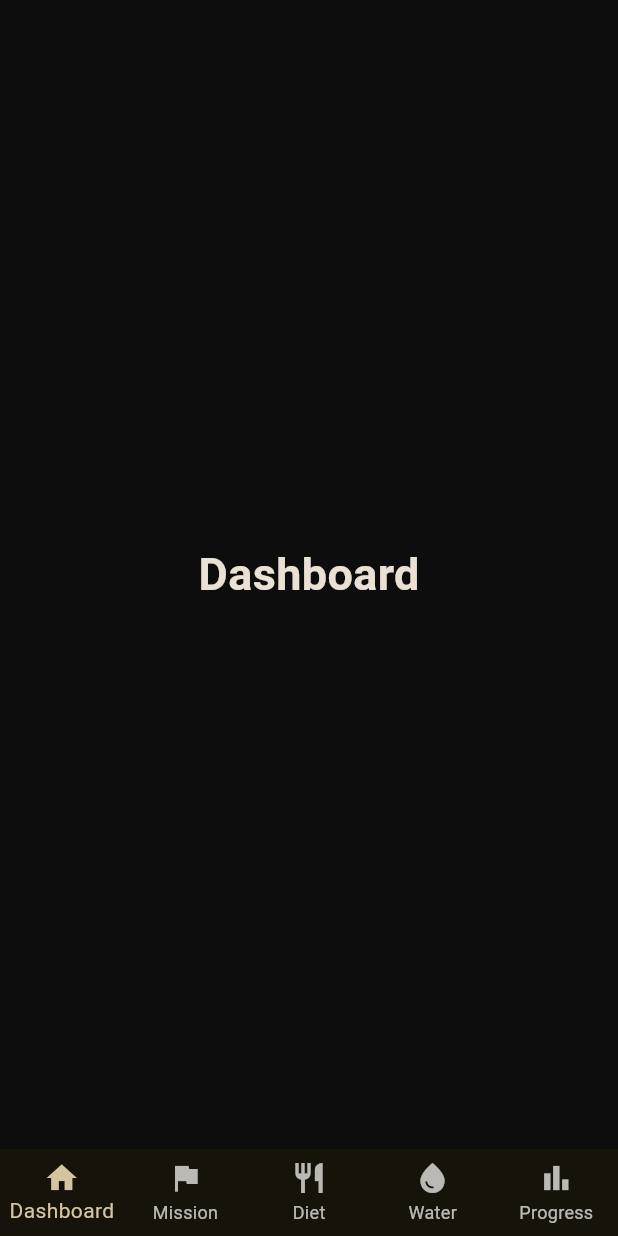
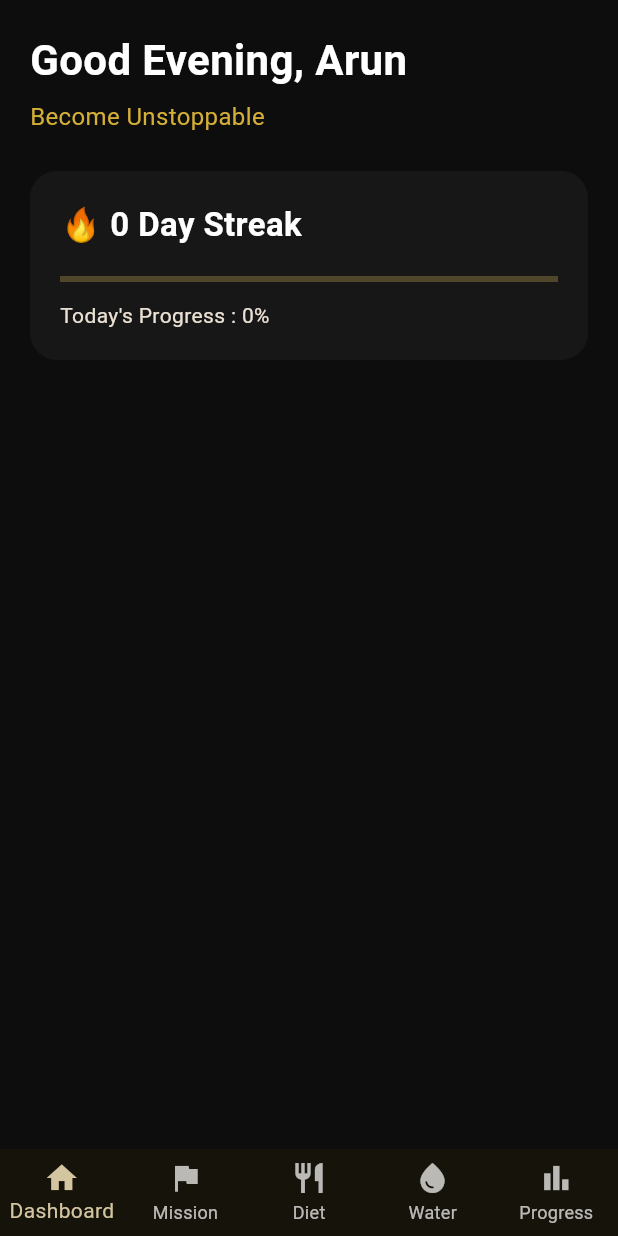
Before and after one commit to Arunnithis/shadyos, a Flutter app: the screen it shows after launch, on a phone screen of 412 x 824 dp. Run offline on Flutter 3.47's test engine with Material 3 defaults, Android fonts, the phone set to English and light mode, and no system bars.

Commit message:
Build dashboard UI foundation

```diff
--- /dev/null
+++ b/lib/core/widgets/dashboard_card.dart
@@ -0,0 +1,21 @@
+import 'package:flutter/material.dart';
+import 'package:shady_os/core/theme/app_colors.dart';
+
+class DashboardCard extends StatelessWidget {
+  final Widget child;
+
+  const DashboardCard({super.key, required this.child});
+
+  @override
+  Widget build(BuildContext context) {
+    return Container(
+      width: double.infinity,
+      padding: const EdgeInsets.all(20),
+      decoration: BoxDecoration(
+        color: AppColors.card,
+        borderRadius: BorderRadius.circular(18),
+      ),
+      child: child,
+    );
+  }
+}
--- a/lib/features/dashboard/screens/dashboard_screen.dart
+++ b/lib/features/dashboard/screens/dashboard_screen.dart
@@ -1,15 +1,63 @@
 import 'package:flutter/material.dart';
+import 'package:shady_os/core/theme/app_colors.dart';
+import 'package:shady_os/core/widgets/dashboard_card.dart';
 
 class DashboardScreen extends StatelessWidget {
   const DashboardScreen({super.key});
 
   @override
   Widget build(BuildContext context) {
-    return const Scaffold(
-      body: Center(
-        child: Text(
-          'Dashboard',
-          style: TextStyle(fontSize: 30, fontWeight: FontWeight.bold),
+    return SafeArea(
+      child: Scaffold(
+        backgroundColor: AppColors.background,
+        body: Padding(
+          padding: const EdgeInsets.all(20),
+          child: Column(
+            crossAxisAlignment: CrossAxisAlignment.start,
+            children: [
+              const Text(
+                "Good Evening, Arun",
+                style: TextStyle(
+                  color: AppColors.white,
+                  fontSize: 28,
+                  fontWeight: FontWeight.bold,
+                ),
+              ),
+
+              const SizedBox(height: 6),
+
+              const Text(
+                "Become Unstoppable",
+                style: TextStyle(color: AppColors.gold, fontSize: 16),
+              ),
+
+              const SizedBox(height: 25),
+
+              DashboardCard(
+                child: Column(
+                  crossAxisAlignment: CrossAxisAlignment.start,
+                  children: const [
+                    Text(
+                      "🔥 0 Day Streak",
+                      style: TextStyle(
+                        color: AppColors.white,
+                        fontSize: 22,
+                        fontWeight: FontWeight.bold,
+                      ),
+                    ),
+
+                    SizedBox(height: 18),
+
+                    LinearProgressIndicator(value: 0),
+
+                    SizedBox(height: 12),
+
+                    Text("Today's Progress : 0%"),
+                  ],
+                ),
+              ),
+            ],
+          ),
         ),
       ),
     );
```
